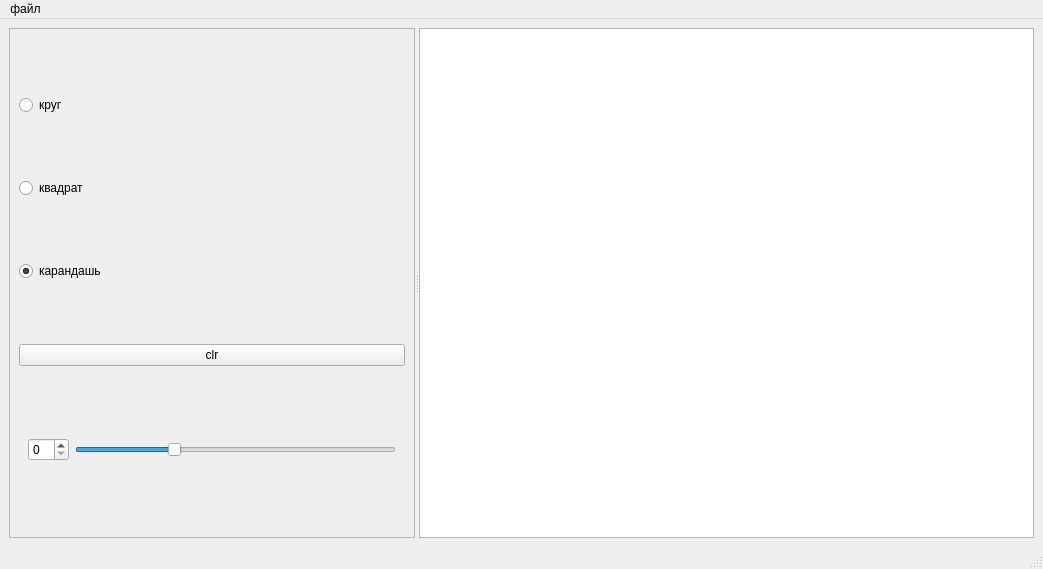
Before: the Qt Designer form mainwindow.ui in rkc137/paint_for_2_hours, drawn with Qt 5.
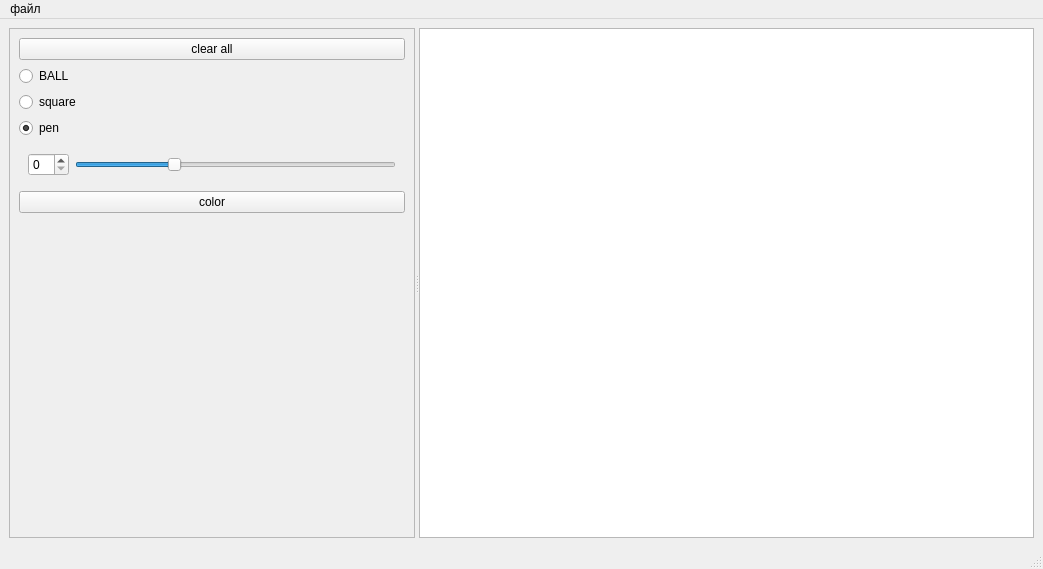
After: the same form once the commit is applied.

Commit message: clear and adding zoom

Diff of the .ui file:
```diff
--- a/mainwindow.ui
+++ b/mainwindow.ui
@@ -49,37 +49,37 @@
         <enum>QFrame::Raised</enum>
        </property>
        <layout class="QVBoxLayout" name="verticalLayout_2">
+        <item>
+         <widget class="QPushButton" name="clear">
+          <property name="text">
+           <string>clear all</string>
+          </property>
+         </widget>
+        </item>
         <item>
          <widget class="QRadioButton" name="elps">
           <property name="text">
-           <string>круг</string>
+           <string>BALL</string>
           </property>
          </widget>
         </item>
         <item>
          <widget class="QRadioButton" name="rect">
           <property name="text">
-           <string>квадрат</string>
+           <string>square</string>
           </property>
          </widget>
         </item>
         <item>
          <widget class="QRadioButton" name="pen">
           <property name="text">
-           <string>карандашь</string>
+           <string>pen</string>
           </property>
           <property name="checked">
            <bool>true</bool>
           </property>
          </widget>
         </item>
-        <item>
-         <widget class="QPushButton" name="clr_butt">
-          <property name="text">
-           <string>clr</string>
-          </property>
-         </widget>
-        </item>
         <item>
          <widget class="QWidget" name="widget" native="true">
           <property name="sizePolicy">
@@ -114,6 +114,26 @@
           </layout>
          </widget>
         </item>
+        <item>
+         <widget class="QPushButton" name="clr_butt">
+          <property name="text">
+           <string>color</string>
+          </property>
+         </widget>
+        </item>
+        <item>
+         <spacer name="verticalSpacer">
+          <property name="orientation">
+           <enum>Qt::Vertical</enum>
+          </property>
+          <property name="sizeHint" stdset="0">
+           <size>
+            <width>20</width>
+            <height>40</height>
+           </size>
+          </property>
+         </spacer>
+        </item>
        </layout>
       </widget>
       <widget class="QGraphicsView" name="graphicsView">
```
The commit also changes 4 other files.
